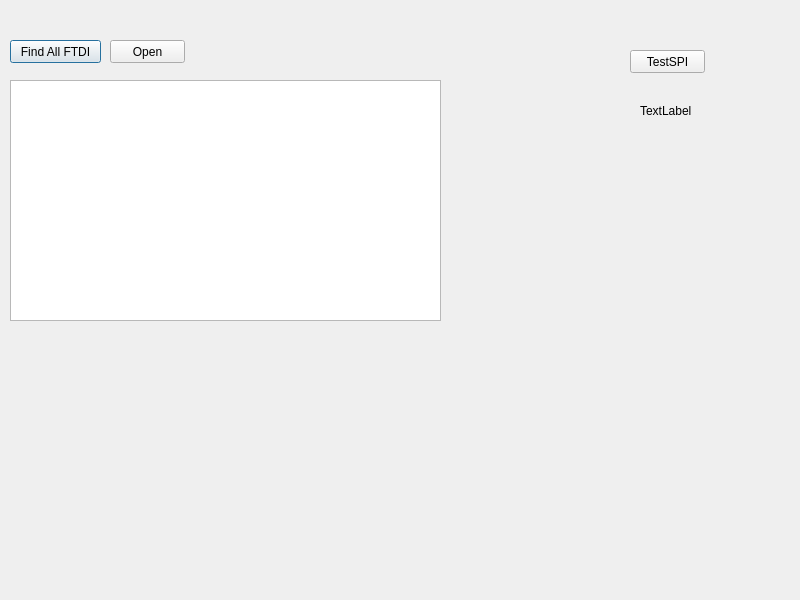
The window that dialog.ui (Grovety/SpiToWishbone) describes before a commit, drawn with Qt 5.
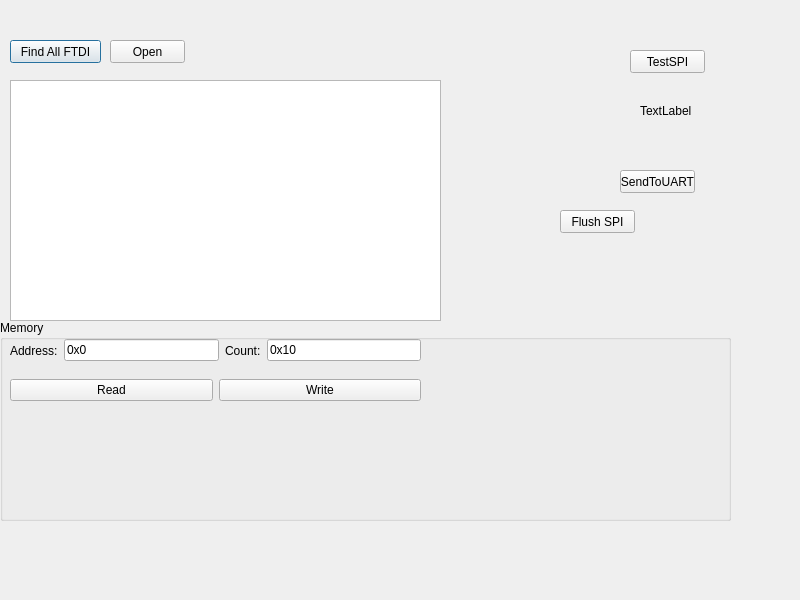
The same window after the commit. Icons and pictures are not drawn. Custom widgets are drawn as their Qt base class.

Commit message: ReadMemory and WriteMemory Functionality is added

Patch:
```diff
--- a/dialog.ui
+++ b/dialog.ui
@@ -94,7 +94,138 @@
      <normaloff>:/new/icons/Pictures/LedGray.png</normaloff>:/new/icons/Pictures/LedGray.png</iconset>
    </property>
   </widget>
+  <widget class="QPushButton" name="pushButton_2">
+   <property name="geometry">
+    <rect>
+     <x>620</x>
+     <y>170</y>
+     <width>75</width>
+     <height>23</height>
+    </rect>
+   </property>
+   <property name="text">
+    <string>SendToUART</string>
+   </property>
+  </widget>
+  <widget class="QGroupBox" name="groupBox">
+   <property name="geometry">
+    <rect>
+     <x>0</x>
+     <y>320</y>
+     <width>731</width>
+     <height>201</height>
+    </rect>
+   </property>
+   <property name="title">
+    <string>Memory</string>
+   </property>
+   <widget class="QWidget" name="horizontalLayoutWidget">
+    <property name="geometry">
+     <rect>
+      <x>10</x>
+      <y>10</y>
+      <width>411</width>
+      <height>41</height>
+     </rect>
+    </property>
+    <layout class="QHBoxLayout" name="horizontalLayout">
+     <item>
+      <widget class="QLabel" name="label">
+       <property name="text">
+        <string>Address:</string>
+       </property>
+      </widget>
+     </item>
+     <item>
+      <widget class="QLineEdit" name="m_editMemoryAddr">
+       <property name="text">
+        <string>0x0</string>
+       </property>
+      </widget>
+     </item>
+     <item>
+      <widget class="QLabel" name="label_2">
+       <property name="text">
+        <string>Count:</string>
+       </property>
+      </widget>
+     </item>
+     <item>
+      <widget class="QLineEdit" name="m_editMemoryCnt">
+       <property name="text">
+        <string>0x10</string>
+       </property>
+      </widget>
+     </item>
+    </layout>
+   </widget>
+   <widget class="QWidget" name="horizontalLayoutWidget_2">
+    <property name="geometry">
+     <rect>
+      <x>10</x>
+      <y>50</y>
+      <width>411</width>
+      <height>41</height>
+     </rect>
+    </property>
+    <layout class="QHBoxLayout" name="horizontalLayout_2">
+     <item>
+      <widget class="QPushButton" name="m_btnMemoryRead">
+       <property name="text">
+        <string>Read</string>
+       </property>
+       <property name="icon">
+        <iconset resource="res.qrc">
+         <normaloff>:/new/icons/Pictures/LedGray.png</normaloff>:/new/icons/Pictures/LedGray.png</iconset>
+       </property>
+      </widget>
+     </item>
+     <item>
+      <widget class="QPushButton" name="m_btmMemoryWrite">
+       <property name="text">
+        <string>Write</string>
+       </property>
+       <property name="icon">
+        <iconset resource="res.qrc">
+         <normaloff>:/new/icons/Pictures/LedGray.png</normaloff>:/new/icons/Pictures/LedGray.png</iconset>
+       </property>
+      </widget>
+     </item>
+    </layout>
+   </widget>
+   <widget class="QHexEdit" name="m_memoryDump" native="true">
+    <property name="geometry">
+     <rect>
+      <x>10</x>
+      <y>100</y>
+      <width>711</width>
+      <height>91</height>
+     </rect>
+    </property>
+   </widget>
+  </widget>
+  <widget class="QPushButton" name="m_btnFlushSPI">
+   <property name="geometry">
+    <rect>
+     <x>560</x>
+     <y>210</y>
+     <width>75</width>
+     <height>23</height>
+    </rect>
+   </property>
+   <property name="text">
+    <string>Flush SPI</string>
+   </property>
+  </widget>
  </widget>
+ <customwidgets>
+  <customwidget>
+   <class>QHexEdit</class>
+   <extends>QWidget</extends>
+   <header>./Dump/qhexedit.h</header>
+   <container>1</container>
+  </customwidget>
+ </customwidgets>
  <resources>
   <include location="res.qrc"/>
  </resources>
```
The commit also changes 10 other files.
